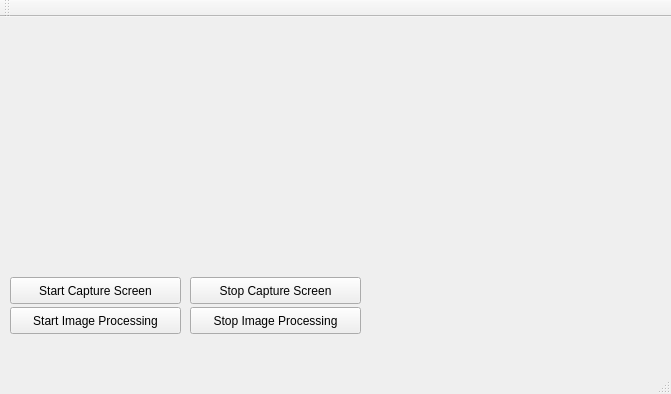
Before: the Qt Designer form demos/detection_and_tracking/qt/mainwindow.ui in tachidok/CVFramework, drawn with Qt 5.
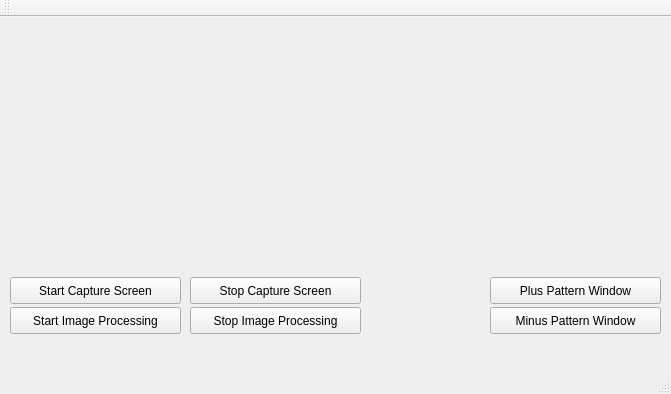
After: the same form once the commit is applied. Custom widgets are drawn as their Qt base class.

Commit message: -- Tracking from screen capture -- There is still an issue when capturing the screen when workspaces are changed. -- Threads should be put outside the class since when the class is destroyed, the thread is destroyed as well and "a memory leak" seems to happen.

Patch:
```diff
--- a/demos/detection_and_tracking/qt/mainwindow.ui
+++ b/demos/detection_and_tracking/qt/mainwindow.ui
@@ -86,6 +86,32 @@
      <string>Stop Image Processing</string>
     </property>
    </widget>
+   <widget class="QPushButton" name="btn_plus_pattern_window">
+    <property name="geometry">
+     <rect>
+      <x>490</x>
+      <y>260</y>
+      <width>171</width>
+      <height>27</height>
+     </rect>
+    </property>
+    <property name="text">
+     <string>Plus Pattern Window</string>
+    </property>
+   </widget>
+   <widget class="QPushButton" name="btn_minus_pattern_window">
+    <property name="geometry">
+     <rect>
+      <x>490</x>
+      <y>290</y>
+      <width>171</width>
+      <height>27</height>
+     </rect>
+    </property>
+    <property name="text">
+     <string>Minus Pattern Window</string>
+    </property>
+   </widget>
   </widget>
   <widget class="QMenuBar" name="menuBar">
    <property name="geometry">
```
The commit also changes 12 other files.
